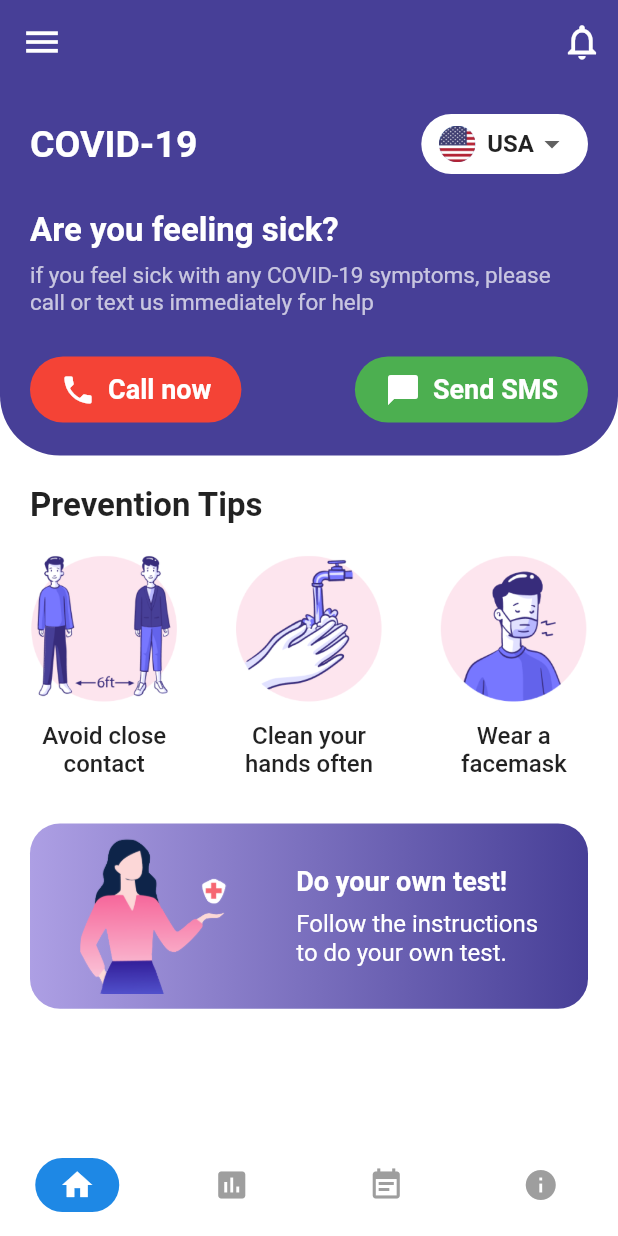
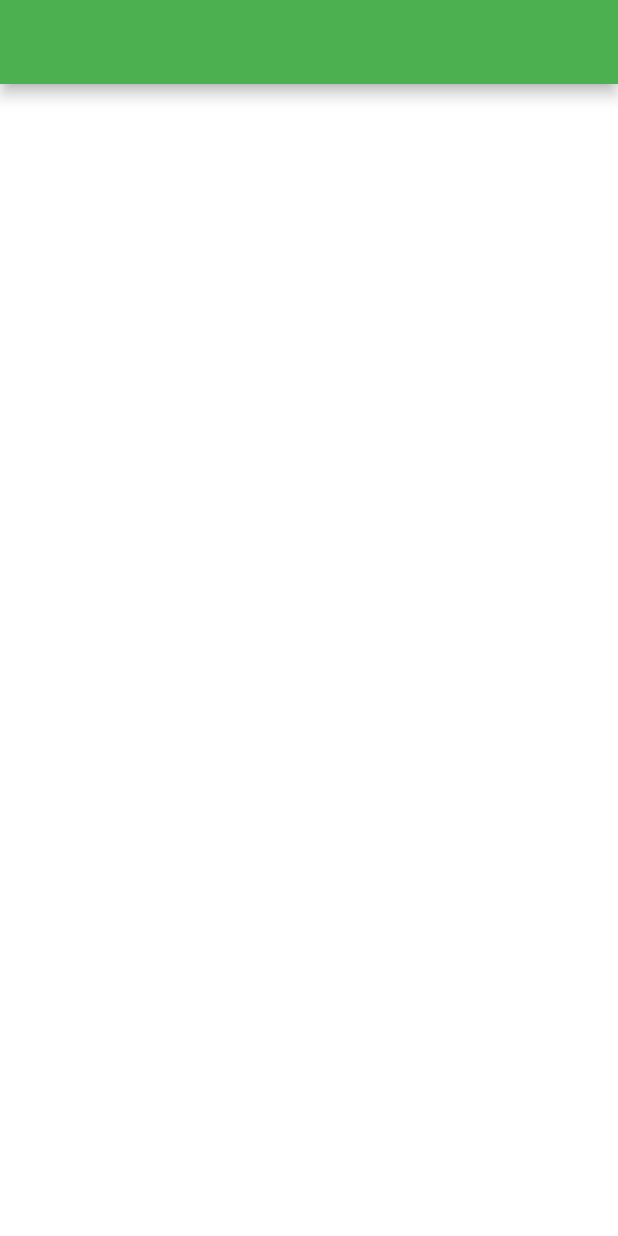
Before and after one commit to Yusuke-Suzuki-11/covid19_supporter, a Flutter app: the screen it shows after launch, on a phone screen of 412 x 824 dp. Run offline on Flutter 3.47's test engine with Material 2 defaults, Android fonts, the phone set to English and light mode, and no system bars; our stand-ins replace flutter_riverpod, riverpod.

Commit message:
丸々修正

```diff
--- a/lib/data/data.dart
+++ /dev/null
@@ -1,7 +0,0 @@
-final prevention = [
-  {'assets/images/distance.png': 'Avoid close\ncontact'},
-  {'assets/images/wash_hands.png': 'Clean your\nhands often'},
-  {'assets/images/mask.png': 'Wear a\nfacemask'},
-];
-
-final covidJapaneDailyNewCases = [12.17, 11.15, 10.02, 11.21, 13.83, 14.16, 14.30];
--- a/lib/main.dart
+++ b/lib/main.dart
@@ -1,4 +1,5 @@
-import 'package:covid19_supporter/screens/bottom_nav_screen.dart';
+
+import 'package:covid19_supporter/ui/my_app.dart';
 import 'package:flutter/material.dart';
 import 'package:flutter_riverpod/flutter_riverpod.dart';
 
@@ -9,21 +10,3 @@ void main() {
     )
   );
 }
-
-class MyApp extends StatelessWidget {
-  const MyApp({Key? key}) : super(key: key);
-
-  // This widget is the root of your application.
-  @override
-  Widget build(BuildContext context) {
-    return MaterialApp(
-      debugShowCheckedModeBanner: false,
-      theme: ThemeData(
-        primarySwatch: Colors.blue,
-        scaffoldBackgroundColor: Colors.white,
-        visualDensity: VisualDensity.adaptivePlatformDensity
-      ),
-      home: BottomNavScreen()
-    );
-  }
-}
--- a/lib/screens/bottom_nav_screen.dart
+++ /dev/null
@@ -1,61 +0,0 @@
-import 'package:covid19_supporter/screens/home_screen.dart';
-import 'package:covid19_supporter/screens/status_screen.dart';
-import 'package:flutter/material.dart';
-import 'package:flutter_riverpod/flutter_riverpod.dart';
-import 'package:covid19_supporter/screens/screens.dart';
-
-final StateProvider currentIndexProvider = StateProvider((ref){
-  return 0;
-});
-
-class BottomNavScreen extends ConsumerWidget{
-  final List _screens = [
-    HomeScreen(),
-    StatusScreen(),
-    Scaffold(),
-    Scaffold(),
-    Scaffold(),
-  ];
-
-
-  @override
-  Widget build(BuildContext context, ScopedReader watch) {
-    return Scaffold(
-    body: _screens[watch(currentIndexProvider).state],
-      bottomNavigationBar: BottomNavigationBar(
-        currentIndex: context.read(currentIndexProvider).state,
-        onTap: (index) => watch(currentIndexProvider).state = index,
-        type: BottomNavigationBarType.fixed,
-        backgroundColor: Colors.white,
-        showSelectedLabels: false,
-        showUnselectedLabels: false,
-        selectedItemColor: Colors.white,
-        unselectedItemColor: Colors.grey,
-        elevation: 0.0,
-        items: [Icons.home, Icons.insert_chart, Icons.event_note, Icons.info]
-            .asMap()
-            .map((key, value) => MapEntry(
-                  key,
-                  BottomNavigationBarItem(
-                    title: Text(''),
-                    icon: Container(
-                      padding: const EdgeInsets.symmetric(
-                        vertical: 6.0,
-                        horizontal: 16.0,
-                      ),
-                      decoration: BoxDecoration(
-                        color: context.read(currentIndexProvider).state == key
-                            ? Colors.blue[600]
-                            : Colors.transparent,
-                        borderRadius: BorderRadius.circular(20.0),
-                      ),
-                      child: Icon(value),
-                    ),
-                  ),
-                ))
-            .values
-            .toList(),
-      ),
-    );
-  }
-}
--- a/lib/screens/home_screen.dart
+++ /dev/null
@@ -1,252 +0,0 @@
-import 'package:covid19_supporter/config/palette.dart';
-import 'package:covid19_supporter/config/styles.dart';
-import 'package:covid19_supporter/data/data.dart';
-import 'package:covid19_supporter/widgets/custom_app_bar.dart';
-import 'package:covid19_supporter/widgets/country_dropdown.dart';
-import 'package:flutter/material.dart';
-import 'package:flutter/rendering.dart';
-import 'package:flutter_riverpod/flutter_riverpod.dart';
-
-
-class CountryNotifier extends StateNotifier<String>{
-  CountryNotifier() : super('USA');
-
-  void setState(String value){
-    state = value;
-  }
-}
-
-final countryProvider = StateNotifierProvider<CountryNotifier, String>((ref) => CountryNotifier());
-
-class HomeScreen extends ConsumerWidget{
-
-  @override
-  Widget build(BuildContext context, ScopedReader watch) {
-    final screenHeight = MediaQuery.of(context).size.height;
-    return Scaffold(
-      appBar: CustomAppBar(),
-      body: CustomScrollView(
-        physics: ClampingScrollPhysics(),
-        slivers: <Widget>[
-          _buildHeader(screenHeight),
-          _buildPreventionTips(screenHeight),
-          _buildYourOwnTest(screenHeight),
-        ],
-      )
-    );
-  }
-
-  SliverToBoxAdapter _buildHeader(double screenHeight){
-    return SliverToBoxAdapter(
-      child: Container(
-        padding: const EdgeInsets.all(20),
-        decoration: BoxDecoration(
-          color: Palette.primaryColor,
-          borderRadius: BorderRadius.only(
-            bottomLeft: Radius.circular(40.0),
-            bottomRight: Radius.circular(40.0),
-          ),
-        ),
-        child: Column(
-          children: [
-            Row(
-              mainAxisAlignment: MainAxisAlignment.spaceBetween,
-              children: <Widget>[
-                Text(
-                  'COVID-19',
-                  style: const TextStyle(
-                    color: Colors.white,
-                    fontSize: 25.0,
-                    fontWeight: FontWeight.bold,
-                  ),
-                ),
-                ConutryDropdown(
-                  ['CN', 'FR', 'IN', 'IT', 'UK', 'USA'],
-                ),
-              ],
-            ),
-            SizedBox(
-              height: screenHeight * 0.03,
-            ),
-            Column(
-              crossAxisAlignment: CrossAxisAlignment.start,
-              children: [
-                Text(
-                  'Are you feeling sick?',
-                  style: TextStyle(
-                    color: Colors.white,
-                    fontSize: 22,
-                    fontWeight: FontWeight.w600
-                  ),
-                ),
-                SizedBox(
-                  height: screenHeight * 0.01,
-                ),
-                Text(
-                  'if you feel sick with any COVID-19 symptoms, please call or text us immediately for help',
-                  style: TextStyle(
-                    color: Colors.white70,
-                    fontSize: 15,
-                  ),
-                ),
-                SizedBox(
-                  height: screenHeight * 0.03
-                ),
-                Row(
-                  mainAxisAlignment: MainAxisAlignment.spaceBetween,
-                  children: [
-                    TextButton.icon(
-                      style: ButtonStyle(
-                        backgroundColor: MaterialStateProperty.all(Colors.red),
-                        padding: MaterialStateProperty.all(
-                          EdgeInsets.symmetric(
-                            vertical: 10,
-                            horizontal: 20
-                          )
-                        ),
-                        shape: MaterialStateProperty.all(
-                          RoundedRectangleBorder(
-                            borderRadius: BorderRadius.circular(30)
-                          )
-                        ),
-                      ),
-                      onPressed: (){},
-                      icon: const Icon(
-                        Icons.phone,
-                        color: Colors.white,
-                      ),
-                      label: Text(
-                        'Call now',
-                        style: Styles.buttonTextStyle,
-                      ),
-                    ),
-                    TextButton.icon(
-                      style: ButtonStyle(
-                        backgroundColor: MaterialStateProperty.all(Colors.green),
-                        padding: MaterialStateProperty.all(
-                          EdgeInsets.symmetric(
-                            vertical: 10,
-                            horizontal: 20
-                          )
-                        ),
-                        shape: MaterialStateProperty.all(
-                          RoundedRectangleBorder(
-                            borderRadius: BorderRadius.circular(30)
-                          )
-                        ),
-                      ),
-                      onPressed: (){},
-                      icon: const Icon(
-                        Icons.chat_bubble,
-                        color: Colors.white,
-                      ),
-                      label: Text(
-                        'Send SMS',
-                        style: Styles.buttonTextStyle,
-                      ),
-                    )
-                  ]
-                )
-              ],
-            )
-          ],
-        ),
-      ),
-    );
-  }
-
-  SliverToBoxAdapter _buildPreventionTips(screenHeight){
-    return SliverToBoxAdapter(
-      child: Container(
-        padding: const EdgeInsets.all(20),
-        child: Column(
-          crossAxisAlignment: CrossAxisAlignment.start,
-          children: [
-            Text(
-              "Prevention Tips",
-              style: const TextStyle(
-                fontSize: 22,
-                fontWeight: FontWeight.w600
-              ),
-            ),
-            const SizedBox(
-              height: 20
-            ),
-            Row(
-              mainAxisAlignment: MainAxisAlignment.spaceBetween,
-              children: prevention.map(
-                (e) => Column(
-                  children: [
-                    Image.asset(
-                      e.keys.first,
-                      height: screenHeight * 0.12,
-                    ),
-                    SizedBox(
-                      height: screenHeight * 0.015
-                    ),
-                    Text(
-                      e.values.first,
-                      style: const TextStyle(
-                        fontSize: 16,
-                        fontWeight: FontWeight.w500
-                      ),
-                      textAlign: TextAlign.center
-                    )
-                  ],
-                )
-              ).toList(),
-            )
-          ],
-        )
-      )
-    );
-  }
-
-  SliverToBoxAdapter _buildYourOwnTest(double screenHeight){
-    return SliverToBoxAdapter(
-      child: Container(
-        margin: const EdgeInsets.symmetric(
-          vertical: 10,
-          horizontal: 20
-        ),
-        padding: const EdgeInsets.all(10.0),
-        height: screenHeight * 0.15,
-        decoration: BoxDecoration(
-          gradient: LinearGradient(
-            colors: [Color(0xFFAD9FE4), Palette.primaryColor],
-          ),
-          borderRadius: BorderRadius.circular(20.0),
-        ),
-        child: Row(
-          mainAxisAlignment: MainAxisAlignment.spaceAround,
-          children: [
-            Image.asset('assets/images/own_test.png'),
-            Column(
-              mainAxisAlignment: MainAxisAlignment.center,
-              crossAxisAlignment: CrossAxisAlignment.start,
-              children: <Widget>[
-                Text(
-                  'Do your own test!',
-                  style: const TextStyle(
-                    color: Colors.white,
-                    fontSize: 18.0,
-                    fontWeight: FontWeight.bold,
-                  ),
-                ),
-                SizedBox(height: screenHeight * 0.01),
-                Text(
-                  'Follow the instructions\nto do your own test.',
-                  style: const TextStyle(
-                    color: Colors.white,
-                    fontSize: 16.0,
-                  ),
-                  maxLines: 2,
-                ),
-              ],
-            ),
-          ]
-        )
-      )
-    );
-  }
-}
--- a/lib/screens/status_screen.dart
+++ /dev/null
@@ -1,97 +0,0 @@
-import 'package:bubble_tab_indicator/bubble_tab_indicator.dart';
-import 'package:covid19_supporter/config/palette.dart';
-import 'package:covid19_supporter/config/styles.dart';
-import 'package:covid19_supporter/widgets/custom_app_bar.dart';
-import 'package:flutter/material.dart';
-import 'package:flutter_riverpod/flutter_riverpod.dart';
-
-class StatusScreen extends ConsumerWidget{
-  @override
-  Widget build(BuildContext context, ScopedReader watch) {
-    return Scaffold(
-      backgroundColor: Palette.primaryColor,
-      appBar: CustomAppBar(),
-      body: CustomScrollView(
-        physics: ClampingScrollPhysics(),
-        slivers: [
-          _buildHeader(),
-          _buildRegionTabBar(),
-          _buildStatsTabBar()
-        ],
-      ),
-    );
-  }
-
-  SliverPadding _buildHeader() {
-    return SliverPadding(
-      key: GlobalKey(),
-      padding: const EdgeInsets.all(20.0),
-      sliver: SliverToBoxAdapter(
-        key: GlobalKey(),
-        child: Text(
-          'Statistics',
-          key: GlobalKey(),
-          style: const TextStyle(
-            color: Colors.white,
-            fontSize: 25.0,
-            fontWeight: FontWeight.bold,
-          ),
-        ),
-      ),
-    );
-  }
-
-  SliverToBoxAdapter _buildRegionTabBar(){
-    return SliverToBoxAdapter(
-      child: DefaultTabController(
-        length: 2,
-        child: Container(
-          margin: const EdgeInsets.symmetric(horizontal: 20.0),
-          height: 50.0,
-          decoration: BoxDecoration(
-            color: Colors.white24,
-            borderRadius: BorderRadius.circular(25.0),
-          ),
-          child: TabBar(
-            indicator: BubbleTabIndicator(
-              tabBarIndicatorSize: TabBarIndicatorSize.tab,
-              indicatorHeight: 40.0,
-              indicatorColor: Colors.white,
-            ),
-            labelStyle: Styles.tabTextStyle,
-            labelColor: Palette.primaryColor,
-            unselectedLabelColor: Colors.white,
-            tabs: <Widget>[
-              Text('My Country'),
-              Text('Global'),
-            ],
-            // onTap: (index) {},
-          ),
-        ),
-      ),
-    );
-  }
-
-  SliverPadding _buildStatsTabBar(){
-    return SliverPadding(
-      padding: const EdgeInsets.all(20.0),
-      sliver: SliverToBoxAdapter(
-        child: DefaultTabController(
-          length: 3,
-          child: TabBar(
-            indicatorColor: Colors.transparent,
-            labelStyle: Styles.tabTextStyle,
-            labelColor: Colors.white,
-            unselectedLabelColor: Colors.white60,
-            tabs: <Widget>[
-              Text('Total'),
-              Text('Today'),
-              Text('Yesterday'),
-            ],
-            onTap: (index) {},
-          ),
-        ),
-      ),
-    );
-  }
-}
--- /dev/null
+++ b/lib/ui/my_app.dart
@@ -0,0 +1,23 @@
+import 'package:covid19_supporter/ui/pages/home_page.dart';
+import 'package:flutter/material.dart';
+import 'package:flutter_riverpod/flutter_riverpod.dart';
+import 'package:riverpod/riverpod.dart';
+
+
+class MyApp extends ConsumerWidget {
+  // This widget is the root of your application.
+  @override
+  Widget build(BuildContext context, ScopedReader watch) {
+    return MaterialApp(
+      debugShowCheckedModeBanner: false,
+      theme: ThemeData(
+        primarySwatch: Colors.blue,
+        scaffoldBackgroundColor: Colors.white,
+        visualDensity: VisualDensity.adaptivePlatformDensity
+      ),
+      routes: {
+        '/': (context) => HomePage(),
+      },
+    );
+  }
+}
--- /dev/null
+++ b/lib/ui/pages/home_page.dart
@@ -0,0 +1,27 @@
+
+
+import 'package:flutter/material.dart';
+import 'package:flutter_riverpod/flutter_riverpod.dart';
+
+class HomePage extends ConsumerWidget{
+  @override
+  Widget build(BuildContext context, ScopedReader watch) {
+    return Scaffold(
+      appBar: _getAppBar(),
+      body: ListView(
+        children: [
+          ListTile(
+
+          ),
+        ],
+      )
+    );
+  }
+
+  AppBar _getAppBar(){
+    return AppBar(
+      backgroundColor: Colors.green,
+      title: Text(''),
+    );
+  }
+}
--- a/lib/widgets/country_dropdown.dart
+++ /dev/null
@@ -1,54 +0,0 @@
-import 'package:covid19_supporter/screens/home_screen.dart';
-import 'package:flutter/material.dart';
-import 'package:flutter_riverpod/flutter_riverpod.dart';
-
-class ConutryDropdown extends ConsumerWidget{
-  final List<String> countries;
-
-  ConutryDropdown(
-    this.countries,
-  );
-
-  @override
-  Widget build(BuildContext context, ScopedReader watch) {
-    return Container(
-      padding: const EdgeInsets.symmetric(horizontal: 12.0),
-      height: 40.0,
-      decoration: BoxDecoration(
-        color: Colors.white,
-        borderRadius: BorderRadius.circular(30.0),
-      ),
-      child: DropdownButtonHideUnderline(
-        child: DropdownButton<String>(
-          value: watch(countryProvider),
-          items: countries
-              .map((e) => DropdownMenuItem(
-                    child: Row(
-                      children: <Widget>[
-                        CircleAvatar(
-                          radius: 12.0,
-                          child: Image.asset(
-                            'assets/images/${e.toLowerCase()}_flag.png',
-                          ),
-                        ),
-                        const SizedBox(width: 8.0),
-                        Text(
-                          e,
-                          style: const TextStyle(
-                            fontSize: 16.0,
-                            fontWeight: FontWeight.bold,
-                          ),
-                        )
-                      ],
-                    ),
-                    value: e,
-                  ))
-              .toList(),
-          onChanged: (val){
-            context.read(countryProvider.notifier).setState(val.toString());
-          }
-        ),
-      ),
-    );
-  }
-}
--- a/lib/widgets/custom_app_bar.dart
+++ /dev/null
@@ -1,30 +0,0 @@
-import 'package:covid19_supporter/config/palette.dart';
-import 'package:flutter/material.dart';
-import 'package:flutter_riverpod/flutter_riverpod.dart';
-
-class CustomAppBar extends ConsumerWidget with PreferredSizeWidget{
-  @override
-  Widget build(BuildContext context, ScopedReader watch) {
-    return AppBar(
-      backgroundColor: Palette.primaryColor,
-      elevation: 0,
-      leading: IconButton(
-        icon: const Icon(Icons.menu),
-        iconSize: 28,
-        onPressed: (){
-        },
-      ),
-      actions: <Widget>[
-        IconButton(
-          icon: const Icon(Icons.notifications_none),
-          iconSize: 28,
-          onPressed: (){
-          },
-        ),
-      ],
-    );
-  }
-
-  @override
-  Size get preferredSize => Size.fromHeight(kToolbarHeight);
-}
--- a/pubspec.yaml
+++ b/pubspec.yaml
@@ -15,6 +15,8 @@ dependencies:
   bubble_tab_indicator: ^0.1.6
   fl_chart: ^0.40.0
   flutter_riverpod: ^0.14.0+3
+  multi_navigator_bottom_bar: ^0.0.8
+  scroll_bottom_navigation_bar: ^4.0.0
 
 dev_dependencies:
   flutter_test:
```
Also changed, not shown: lib/screens/screens.dart (deleted), lib/widgets/widgets.dart (deleted), pubspec.lock.
